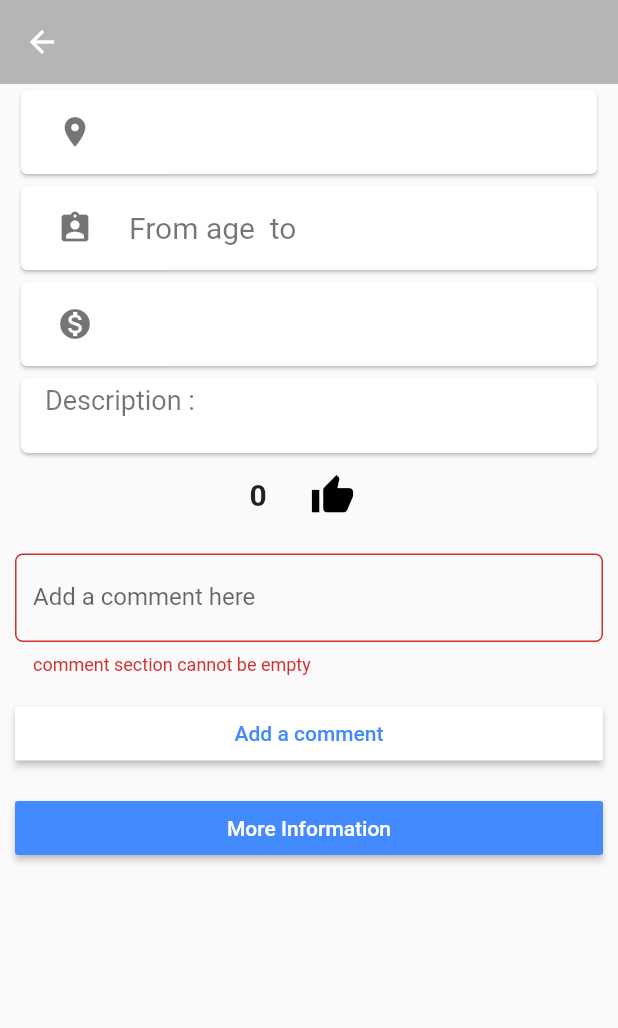
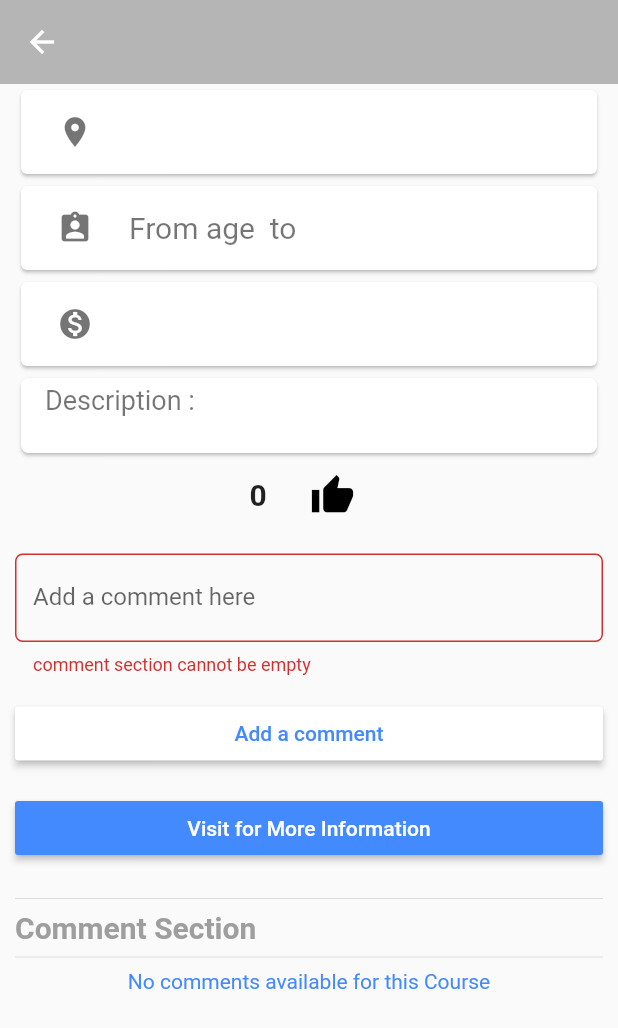
Before and after one commit to Group40/SandT_Group, a Flutter app: the CourseDetail screen opened directly with empty values, after a tap on "Add a comment", on a phone screen of 412 x 824 dp. Shown: the top 1028 px of the screen. Run offline on Flutter 3.47's test engine with Material 2 defaults, Android fonts, the phone set to English and light mode, and no system bars; our stand-ins replace email_validator, flutter_calendar_carousel, font_awesome_flutter, image_picker, shared_preferences; accounts and stored records are empty; network calls fail.

Commit message:
View Comments

```diff
--- a/lib/Institute/CourseDetail.dart
+++ b/lib/Institute/CourseDetail.dart
@@ -69,8 +69,8 @@ class CourseDetailState extends State<CourseDetail> {
       for (var i = 0; i < course['commentedUsers'].length; i++) {
         if (course['commentedUsers'][i].contains(uid, 10)) {
           String str = course['commentedUsers'][i];
-          const start = "} UserComment={";
-          const end = "}";
+          const start = "}=EndUserName.iH8,g7f1 UserComment.j&gVpk,4={";
+          const end = "}=EndUserComment.p9&5vGf,";
           final startIndex = str.indexOf(start);
           final endIndex = str.indexOf(end, startIndex + start.length);
           print(str.substring(startIndex + start.length, endIndex));
@@ -87,13 +87,13 @@ class CourseDetailState extends State<CourseDetail> {
   TextEditingController commentController = TextEditingController();
 
   void addComment() async {
-    commentData = 'UserToken={' +
+    commentData = 'UserToken.u99D5,hq={' +
         getToken() +
-        '} UserName={' +
+        '}=EndUserToken.sK98,Tf1 UserName.f*j2I],9={' +
         getUsername() +
-        '} UserComment={' +
+        '}=EndUserName.iH8,g7f1 UserComment.j&gVpk,4={' +
         commentController.text +
-        '}';
+        '}=EndUserComment.p9&5vGf,';
     if (course['commentedUsers'] == null) {
       print("commentedUsers = null");
     } else if (isCommented == true) {
@@ -378,7 +378,7 @@ class CourseDetailState extends State<CourseDetail> {
                           color: Theme.of(context).primaryColor,
                           textColor: Theme.of(context).accentColor,
                           child: Text(
-                            'More Information',
+                            'Visit for More Information',
                           ),
                           onPressed: () {
                             _launchURL();
@@ -387,6 +387,92 @@ class CourseDetailState extends State<CourseDetail> {
                       ),
                     ],
                   ),
+                ),
+
+                //Comment section
+                Divider(),
+                Text(
+                  "Comment Section",
+                  style: TextStyle(
+                      fontSize: 20,
+                      fontWeight: FontWeight.bold,
+                      color: Colors.grey),
+                ),
+                Divider(),
+                Container(
+                  child: (course == null ||
+                          course['commentedUsers'].length == 0)
+                      ? Center(
+                          child: Text("No comments available for this Course",
+                              style: TextStyle(
+                                  color: Theme.of(context).primaryColor)))
+                      : Column(
+                          children: [
+                            for (var i = 0;
+                                i < course['commentedUsers'].length;
+                                i++)
+                              Padding(
+                                padding:
+                                    EdgeInsets.only(top: 15.0, bottom: 15.0),
+                                child: Row(
+                                  children: <Widget>[
+                                    Expanded(
+                                      child: Card(
+                                        color: Theme.of(context).accentColor,
+                                        elevation: 2.0,
+                                        child: ListTile(
+                                          leading: CircleAvatar(
+                                            backgroundColor: Colors.transparent,
+                                            child: Icon(
+                                              Icons.person,
+                                              color: Theme.of(context)
+                                                  .primaryColor,
+                                            ),
+                                          ),
+                                          //Title
+                                          title: Text(
+                                              ((course['commentedUsers'][i]).substring(
+                                                  ((course['commentedUsers'][i])
+                                                          .indexOf(
+                                                              '}=EndUserToken.sK98,Tf1 UserName.f*j2I],9={')) +
+                                                      ('}=EndUserToken.sK98,Tf1 UserName.f*j2I],9={')
+                                                          .length,
+                                                  ((course['commentedUsers'][i]).indexOf(
+                                                      ('}=EndUserName.iH8,g7f1 UserComment.j&gVpk,4={'),
+                                                      ((course['commentedUsers']
+                                                                  [i])
+                                                              .indexOf(
+                                                                  '}=EndUserToken.sK98,Tf1 UserName.f*j2I],9={')) +
+                                                          ('}=EndUserToken.sK98,Tf1 UserName.f*j2I],9={')
+                                                              .length)))),
+                                              style: TextStyle(
+                                                  color: Theme.of(context)
+                                                      .primaryColor)),
+                                          subtitle: Text(
+                                              ((course['commentedUsers'][i]).substring(
+                                                  ((course['commentedUsers'][i])
+                                                          .indexOf(
+                                                              "}=EndUserName.iH8,g7f1 UserComment.j&gVpk,4={")) +
+                                                      ("}=EndUserName.iH8,g7f1 UserComment.j&gVpk,4={")
+                                                          .length,
+                                                  ((course['commentedUsers'][i]).indexOf(
+                                                      ("}=EndUserComment.p9&5vGf,"),
+                                                      ((course['commentedUsers']
+                                                                  [i])
+                                                              .indexOf(
+                                                                  "}=EndUserName.iH8,g7f1 UserComment.j&gVpk,4={")) +
+                                                          ("}=EndUserName.iH8,g7f1 UserComment.j&gVpk,4={")
+                                                              .length)))),
+                                              style: TextStyle(
+                                                  color: Colors.black54)),
+                                        ),
+                                      ),
+                                    ),
+                                  ],
+                                ),
+                              ),
+                          ],
+                        ),
                 ),
               ],
             ),
```
